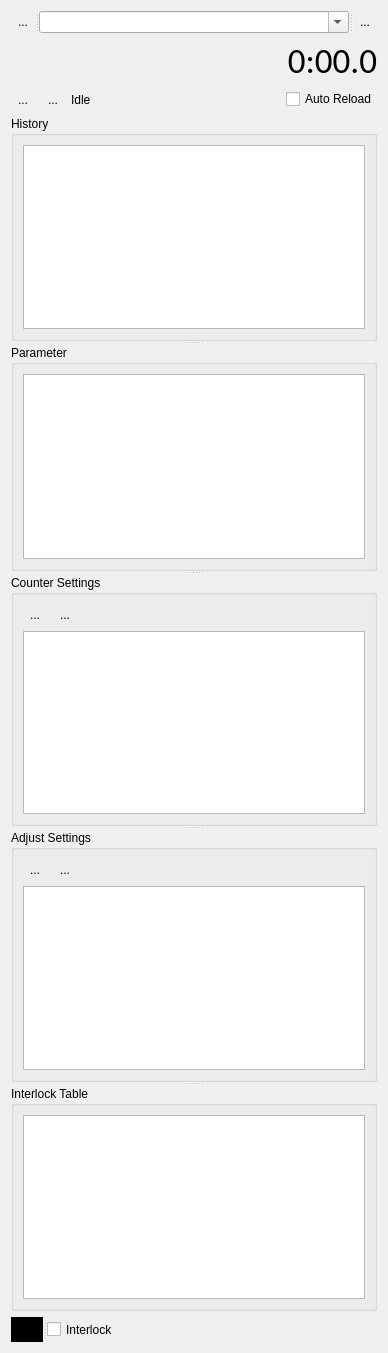
Qt form ui/AutoLoad.ui (pyIonControl/IonControl) before a commit.
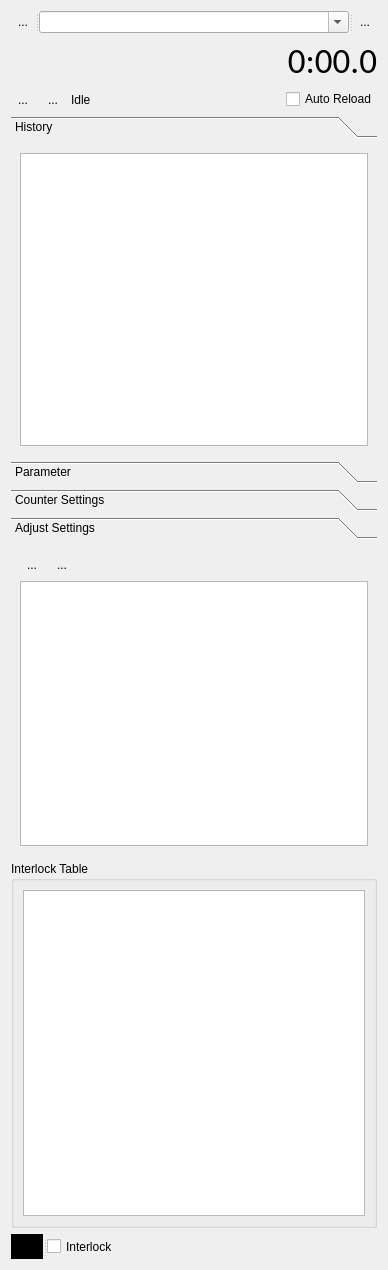
The same form after that commit. The open tabs and pages were chosen to show the change. Icons and pictures are not drawn. Custom widgets are drawn as their Qt base class.

Commit message: changed autoloader to use a toolbox layout for easier navigation of parameters

```diff
--- a/ui/AutoLoad.ui
+++ b/ui/AutoLoad.ui
@@ -7,13 +7,13 @@
     <x>0</x>
     <y>0</y>
     <width>388</width>
-    <height>1353</height>
+    <height>1270</height>
    </rect>
   </property>
   <property name="windowTitle">
    <string>Form</string>
   </property>
-  <layout class="QVBoxLayout" name="verticalLayout_6">
+  <layout class="QVBoxLayout" name="verticalLayout_2">
    <item>
     <widget class="QSplitter" name="splitter_2">
      <property name="orientation">
@@ -132,25 +132,41 @@
     </layout>
    </item>
    <item>
-    <widget class="QSplitter" name="splitter">
-     <property name="orientation">
-      <enum>Qt::Vertical</enum>
+    <widget class="QToolBox" name="toolBox">
+     <property name="currentIndex">
+      <number>1</number>
      </property>
-     <widget class="QGroupBox" name="historyGroupBox">
-      <property name="title">
+     <widget class="QWidget" name="page">
+      <property name="geometry">
+       <rect>
+        <x>0</x>
+        <y>0</y>
+        <width>370</width>
+        <height>314</height>
+       </rect>
+      </property>
+      <attribute name="label">
        <string>History</string>
-      </property>
-      <layout class="QVBoxLayout" name="verticalLayout_5">
-       <item>
+      </attribute>
+      <layout class="QGridLayout" name="gridLayout_2">
+       <item row="0" column="0">
         <widget class="TableViewExtended" name="historyTableView"/>
        </item>
       </layout>
      </widget>
-     <widget class="QGroupBox" name="parameterGroupBox">
-      <property name="title">
+     <widget class="QWidget" name="page_2">
+      <property name="geometry">
+       <rect>
+        <x>0</x>
+        <y>0</y>
+        <width>370</width>
+        <height>314</height>
+       </rect>
+      </property>
+      <attribute name="label">
        <string>Parameter</string>
-      </property>
-      <layout class="QVBoxLayout" name="verticalLayout_4">
+      </attribute>
+      <layout class="QVBoxLayout" name="verticalLayout_6">
        <item>
         <widget class="ParameterTree" name="parameterWidget">
          <attribute name="headerVisible">
@@ -165,10 +181,25 @@
        </item>
       </layout>
      </widget>
-     <widget class="QGroupBox" name="counterGroupBox">
-      <property name="title">
+    </widget>
+   </item>
+   <item>
+    <widget class="QToolBox" name="toolBox_2">
+     <property name="currentIndex">
+      <number>1</number>
+     </property>
+     <widget class="QWidget" name="page_3">
+      <property name="geometry">
+       <rect>
+        <x>0</x>
+        <y>0</y>
+        <width>370</width>
+        <height>313</height>
+       </rect>
+      </property>
+      <attribute name="label">
        <string>Counter Settings</string>
-      </property>
+      </attribute>
       <layout class="QVBoxLayout" name="verticalLayout_3">
        <item>
         <layout class="QHBoxLayout" name="horizontalLayout_3">
@@ -220,11 +251,19 @@
        </item>
       </layout>
      </widget>
-     <widget class="QGroupBox" name="settingsGroupBox">
-      <property name="title">
+     <widget class="QWidget" name="page_4">
+      <property name="geometry">
+       <rect>
+        <x>0</x>
+        <y>0</y>
+        <width>370</width>
+        <height>313</height>
+       </rect>
+      </property>
+      <attribute name="label">
        <string>Adjust Settings</string>
-      </property>
-      <layout class="QVBoxLayout" name="verticalLayout_2">
+      </attribute>
+      <layout class="QVBoxLayout" name="verticalLayout_4">
        <item>
         <layout class="QHBoxLayout" name="horizontalLayout_2">
          <item>
@@ -275,16 +314,18 @@
        </item>
       </layout>
      </widget>
-     <widget class="QGroupBox" name="interlockGroupBox">
-      <property name="title">
-       <string>Interlock Table</string>
-      </property>
-      <layout class="QVBoxLayout" name="verticalLayout">
-       <item>
-        <widget class="QTableView" name="interlockTableView"/>
-       </item>
-      </layout>
-     </widget>
+    </widget>
+   </item>
+   <item>
+    <widget class="QGroupBox" name="interlockGroupBox">
+     <property name="title">
+      <string>Interlock Table</string>
+     </property>
+     <layout class="QVBoxLayout" name="verticalLayout">
+      <item>
+       <widget class="QTableView" name="interlockTableView"/>
+      </item>
+     </layout>
     </widget>
    </item>
    <item>
```
